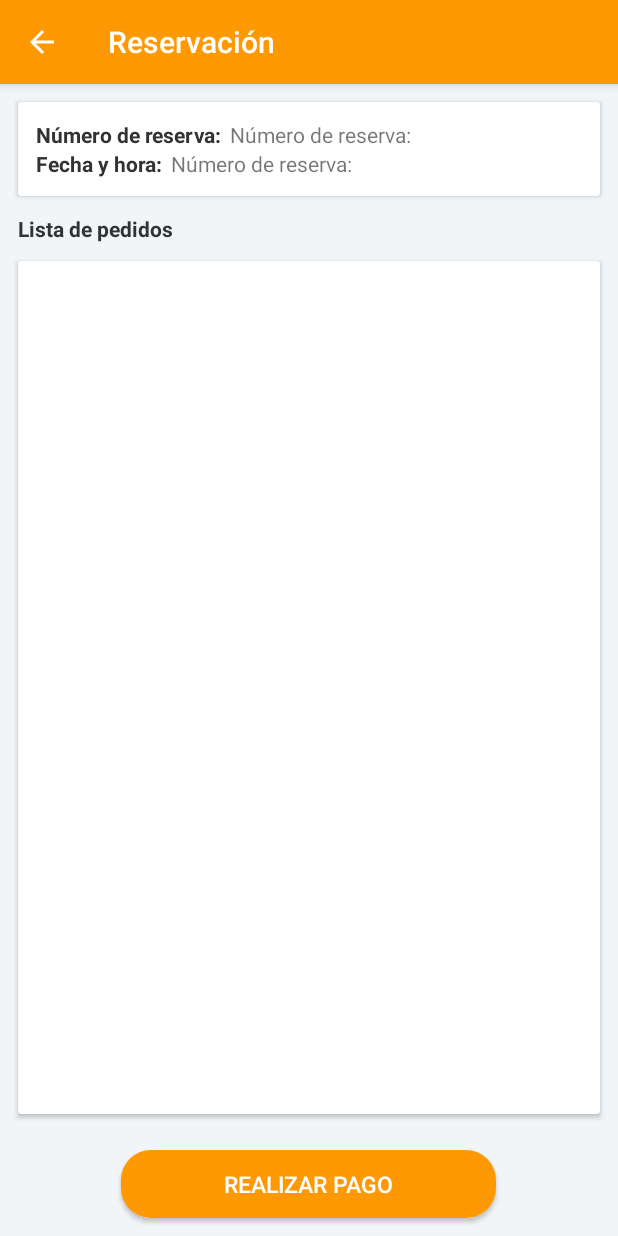
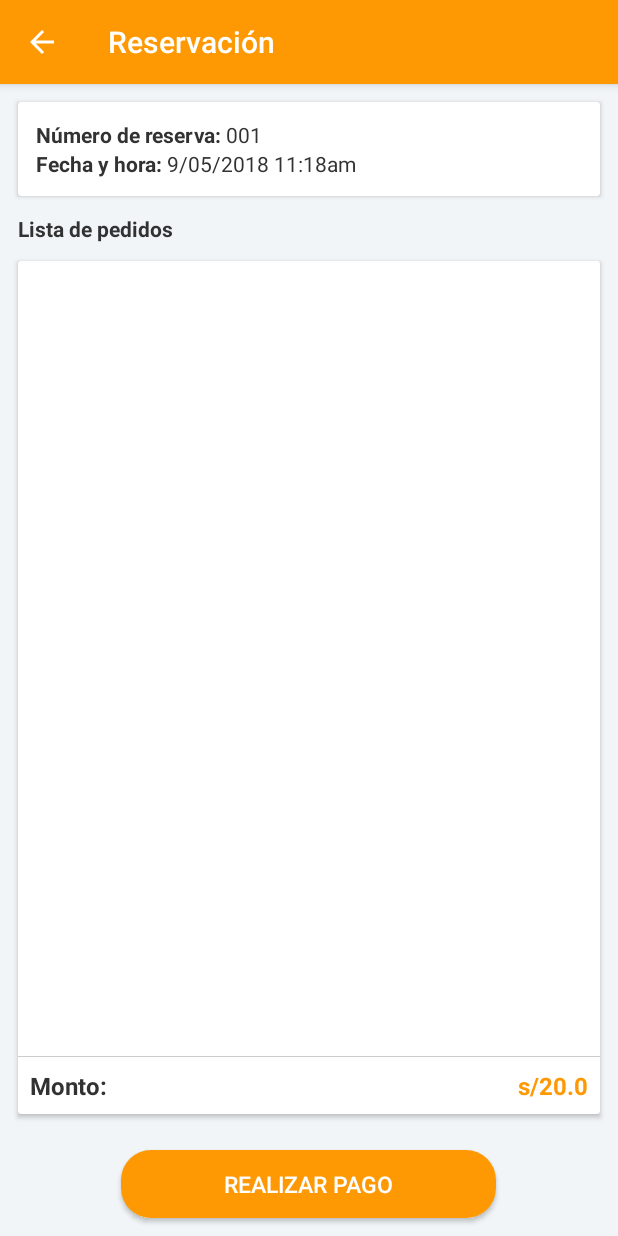
Before and after one commit to nelsonjaimes/MikuyApp, an Android app: the MakeReservationActivity screen opened directly, with no data from a screen before it, on a phone screen of 412 x 824 dp. Run offline under Robolectric (Android 15) with nearby library versions, the phone set to English and light mode, and no system bars.

Commit message:
MikuyApp Trabajo 9-05-2018

```diff
--- a/app/src/main/java/com/restaurant/project/restaurantapp/home/HomeActivity.java
+++ b/app/src/main/java/com/restaurant/project/restaurantapp/home/HomeActivity.java
@@ -18,8 +18,8 @@ import com.restaurant.project.restaurantapp.letter.LetterOfDishesFragment;
 import com.restaurant.project.restaurantapp.menutoday.ui.MenuTodayFragment;
 import com.restaurant.project.restaurantapp.profile.ProfileUserFragment;
 import com.restaurant.project.restaurantapp.reservation.MyReservationsFragment;
-import com.restaurant.project.restaurantapp.sidebar.adapter.SideBarAdapter;
-import com.restaurant.project.restaurantapp.sidebar.ui.SideBarListener;
+import com.restaurant.project.restaurantapp.home.sidebar.adapter.SideBarAdapter;
+import com.restaurant.project.restaurantapp.home.sidebar.ui.SideBarListener;
 import com.restaurant.project.restaurantapp.utils.Constant;
 
 public class HomeActivity extends AppCompatActivity implements SideBarListener {
--- a/app/src/main/java/com/restaurant/project/restaurantapp/sidebar/adapter/Item.java
+++ b/app/src/main/java/com/restaurant/project/restaurantapp/home/sidebar/adapter/Item.java
@@ -1,4 +1,4 @@
-package com.restaurant.project.restaurantapp.sidebar.adapter;
+package com.restaurant.project.restaurantapp.home.sidebar.adapter;
 
 public class Item {
     private int image;
--- a/app/src/main/java/com/restaurant/project/restaurantapp/sidebar/adapter/SideBarAdapter.java
+++ b/app/src/main/java/com/restaurant/project/restaurantapp/home/sidebar/adapter/SideBarAdapter.java
@@ -1,4 +1,4 @@
-package com.restaurant.project.restaurantapp.sidebar.adapter;
+package com.restaurant.project.restaurantapp.home.sidebar.adapter;
 
 import android.content.Context;
 import android.support.annotation.NonNull;
@@ -11,7 +11,7 @@ import android.widget.RelativeLayout;
 import android.widget.TextView;
 
 import com.restaurant.project.restaurantapp.R;
-import com.restaurant.project.restaurantapp.sidebar.ui.SideBarListener;
+import com.restaurant.project.restaurantapp.home.sidebar.ui.SideBarListener;
 
 import java.util.ArrayList;
 import java.util.List;
--- a/app/src/main/java/com/restaurant/project/restaurantapp/sidebar/ui/SideBarListener.java
+++ b/app/src/main/java/com/restaurant/project/restaurantapp/home/sidebar/ui/SideBarListener.java
@@ -1,4 +1,4 @@
-package com.restaurant.project.restaurantapp.sidebar.ui;
+package com.restaurant.project.restaurantapp.home.sidebar.ui;
 
 public interface SideBarListener {
     void itemSelectSideBar(int pos);
--- a/app/src/main/java/com/restaurant/project/restaurantapp/reservation/make/MakeReservationActivity.java
+++ b/app/src/main/java/com/restaurant/project/restaurantapp/reservation/make/MakeReservationActivity.java
@@ -5,19 +5,26 @@ import android.support.v7.app.ActionBar;
 import android.support.v7.app.AppCompatActivity;
 import android.support.v7.widget.Toolbar;
 import android.view.MenuItem;
+import android.view.View;
 import android.widget.Button;
+import android.widget.TextView;
 
 import com.restaurant.project.restaurantapp.R;
+import com.restaurant.project.restaurantapp.utils.Operations;
 
-public class MakeReservationActivity extends AppCompatActivity {
+public class MakeReservationActivity extends AppCompatActivity implements View.OnClickListener {
 
-    private Button btnMakePayment;
     @Override
     protected void onCreate(Bundle savedInstanceState) {
         super.onCreate(savedInstanceState);
         setContentView(R.layout.activity_make_reservation);
-        btnMakePayment = findViewById(R.id.btnMakePayment);
+        TextView tvReservationNumber = findViewById(R.id.tvReservationNumber);
+        TextView tvReservationDate = findViewById(R.id.tvReservationDate);
+        Button btnMakePayment = findViewById(R.id.btnMakePayment);
+        btnMakePayment.setOnClickListener(this);
         initToolbar();
+        tvReservationNumber.setText(Operations.getHtml(String.format(getString(R.string.reservationNumber), "001")));
+        tvReservationDate.setText(Operations.getHtml(String.format(getString(R.string.reservationDate), "9/05/2018 11:18am")));
     }
 
     private void initToolbar() {
@@ -26,6 +33,7 @@ public class MakeReservationActivity extends AppCompatActivity {
         ActionBar actionBar = getSupportActionBar();
         if (actionBar != null) {
             actionBar.setDisplayHomeAsUpEnabled(true);
+            actionBar.setDisplayShowTitleEnabled(true);
         }
     }
 
@@ -36,4 +44,9 @@ public class MakeReservationActivity extends AppCompatActivity {
         }
         return true;
     }
+
+    @Override
+    public void onClick(View v) {
+
+    }
 }
--- a/app/src/main/java/com/restaurant/project/restaurantapp/signin/SignInActivity.java
+++ b/app/src/main/java/com/restaurant/project/restaurantapp/signin/SignInActivity.java
@@ -44,4 +44,5 @@ public class SignInActivity extends AppCompatActivity {
         }
         return true;
     }
+
 }
--- /dev/null
+++ b/app/src/main/java/com/restaurant/project/restaurantapp/utils/Operations.java
@@ -0,0 +1,14 @@
+package com.restaurant.project.restaurantapp.utils;
+
+import android.os.Build;
+import android.text.Html;
+
+final public class Operations {
+    @SuppressWarnings("deprecation")
+    public static CharSequence getHtml(String source) {
+        if (Build.VERSION.SDK_INT >= Build.VERSION_CODES.N) {
+            return Html.fromHtml(source, Html.FROM_HTML_MODE_LEGACY);
+        }
+        return Html.fromHtml(source);
+    }
+}
--- a/app/src/main/res/layout/activity_make_reservation.xml
+++ b/app/src/main/res/layout/activity_make_reservation.xml
@@ -18,7 +18,7 @@
             android:id="@+id/toolbar"
             android:layout_width="match_parent"
             android:layout_height="?attr/actionBarSize"
-            android:background="@color/colorPrimary"
+            android:background="?attr/colorPrimary"
             app:popupTheme="@style/AppTheme.PopupOverlay"
             app:title="@string/reservation"
             app:titleTextColor="@color/colorWhite" />
@@ -37,42 +37,17 @@
             android:padding="12dp">
 
             <TextView
-                android:id="@+id/tv1"
+                android:id="@+id/tvReservationNumber"
+                android:layout_width="match_parent"
+                android:layout_height="wrap_content"
+                android:textColor="@color/colorDark" />
+
+            <TextView
+                android:id="@+id/tvReservationDate"
                 android:layout_width="wrap_content"
                 android:layout_height="wrap_content"
-                android:text="@string/reservationNumber"
-                android:textColor="@color/colorDark"
-                android:textStyle="bold" />
-
-            <TextView
-                android:layout_width="wrap_content"
-                android:layout_height="wrap_content"
-                android:layout_marginLeft="5dp"
-                android:layout_marginStart="5dp"
-                android:layout_toEndOf="@+id/tv1"
-                android:layout_toRightOf="@+id/tv1"
-                android:text="@string/reservationNumber"
-                tools:text="001" />
-
-            <TextView
-                android:id="@+id/tv2"
-                android:layout_width="wrap_content"
-                android:layout_height="wrap_content"
-                android:layout_below="@+id/tv1"
-                android:text="@string/DateAndHour"
-                android:textColor="@color/colorDark"
-                android:textStyle="bold" />
-
-            <TextView
-                android:layout_width="wrap_content"
-                android:layout_height="wrap_content"
-                android:layout_below="@+id/tv1"
-                android:layout_marginLeft="5dp"
-                android:layout_marginStart="5dp"
-                android:layout_toEndOf="@+id/tv2"
-                android:layout_toRightOf="@+id/tv2"
-                android:text="@string/reservationNumber"
-                tools:text="12/06/2018 3:45pm" />
+                android:layout_below="@+id/tvReservationNumber"
+                android:textColor="@color/colorDark" />
 
         </RelativeLayout>
     </android.support.v7.widget.CardView>
@@ -89,15 +64,59 @@
         android:textStyle="bold" />
 
     <android.support.v7.widget.CardView
+        android:id="@+id/cvOrderList"
         android:layout_width="match_parent"
         android:layout_height="match_parent"
         android:layout_above="@+id/btnMakePayment"
         android:layout_below="@+id/tvOrderList"
         android:layout_margin="12dp">
 
-        <android.support.v7.widget.RecyclerView
+        <RelativeLayout
             android:layout_width="match_parent"
-            android:layout_height="wrap_content" />
+            android:layout_height="match_parent">
+
+            <android.support.v7.widget.RecyclerView
+                android:id="@+id/rvOrderList"
+                android:layout_width="match_parent"
+                android:layout_height="match_parent"
+                android:layout_above="@+id/vSeparator" />
+
+            <View
+                android:id="@+id/vSeparator"
+                android:layout_width="match_parent"
+                android:layout_height=".5dp"
+                android:layout_above="@+id/tv4"
+                android:background="@android:drawable/divider_horizontal_textfield" />
+
+            <TextView
+                android:id="@+id/tv4"
+                android:layout_width="match_parent"
+                android:layout_height="wrap_content"
+                android:layout_alignParentBottom="true"
+                android:layout_toLeftOf="@+id/tvAmount"
+                android:layout_toStartOf="@+id/tvAmount"
+                android:padding="8dp"
+                android:text="@string/amount"
+                android:textColor="@color/colorDark"
+                android:textSize="16sp"
+                android:textStyle="bold" />
+
+            <TextView
+                android:id="@+id/tvAmount"
+                android:layout_width="wrap_content"
+                android:layout_height="wrap_content"
+                android:layout_alignParentBottom="true"
+                android:layout_alignParentEnd="true"
+                android:layout_alignParentRight="true"
+                android:layout_below="@+id/vSeparator"
+                android:gravity="center"
+                android:padding="8dp"
+                android:text="s/20.0"
+                android:textColor="?attr/colorPrimary"
+                android:textSize="16sp"
+                android:textStyle="bold" />
+
+        </RelativeLayout>
     </android.support.v7.widget.CardView>
 
     <Button
--- a/app/src/main/res/layout/activity_sign_up.xml
+++ b/app/src/main/res/layout/activity_sign_up.xml
@@ -27,7 +27,7 @@
             android:id="@+id/toolbar"
             android:layout_width="match_parent"
             android:layout_height="?attr/actionBarSize"
-            android:background="@color/colorPrimary"
+            android:background="?attr/colorPrimary"
             app:popupTheme="@style/AppTheme.PopupOverlay"
             app:title="@string/signup"
             app:titleTextColor="@color/colorWhite" />
--- a/app/src/main/res/values/strings.xml
+++ b/app/src/main/res/values/strings.xml
@@ -32,9 +32,11 @@
     <string name="hello_blank_fragment">Hello blank fragment</string>
     <string name="formatPrice">s/ %.2f</string>
     <string name="reserve">Realizar Reserva</string>
+    <string name="amount">Monto:</string>
     <string name="reservation">Reservación</string>
-    <string name="reservationNumber">Número de reserva:</string>
-    <string name="DateAndHour">Fecha y hora:</string>
+    <string name="reservationNumber"> &lt;b>Número de reserva:&lt;/b> %1$s</string>
+    <string name="reservationDate">&lt;b>Fecha y hora:&lt;/b> %1$s</string>
     <string name="OrderList">Lista de pedidos</string>
     <string name="makePayment">Realizar pago</string>
+    <string name="AmountReservation">Total:</string>
 </resources>
```
